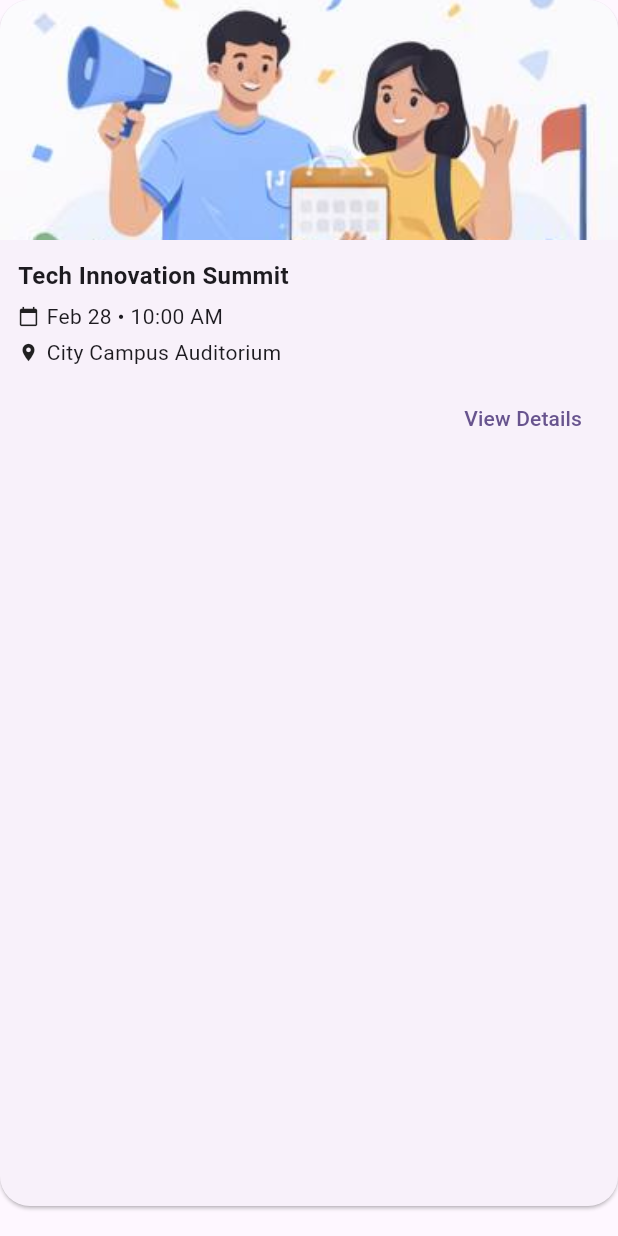
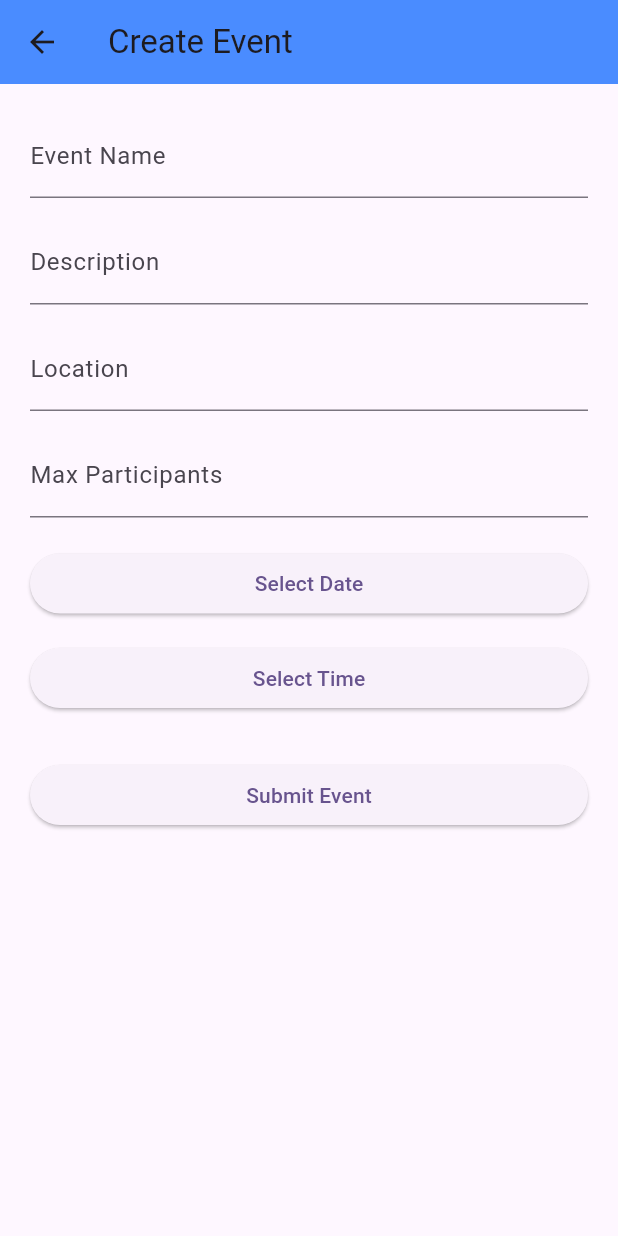
Before and after one commit to adwaythmanoharan/flutter_project_college, a Flutter app: the EventCard widget shown alone on an empty page, opened directly, after a tap on "View Details", on a phone screen of 412 x 824 dp. Run offline on Flutter 3.47's test engine with Material 3 defaults, Android fonts, the phone set to English and light mode, and no system bars.

Commit message:
what changed

```diff
--- /dev/null
+++ b/lib/event_creation.dart
@@ -0,0 +1,170 @@
+import 'package:flutter/material.dart';
+
+class EventCreationPage extends StatefulWidget {
+  const EventCreationPage({super.key});
+
+  @override
+  State<EventCreationPage> createState() => _EventCreationPageState();
+}
+
+class _EventCreationPageState extends State<EventCreationPage> {
+
+  final TextEditingController titleController = TextEditingController();
+  final TextEditingController descriptionController = TextEditingController();
+  final TextEditingController locationController = TextEditingController();
+  final TextEditingController participantsController = TextEditingController();
+
+  DateTime? selectedDate;
+  TimeOfDay? selectedTime;
+
+  Future<void> pickDate() async {
+    DateTime? date = await showDatePicker(
+      context: context,
+      firstDate: DateTime.now(),
+      lastDate: DateTime(2100),
+      initialDate: DateTime.now(),
+    );
+
+    if (date != null) {
+      setState(() {
+        selectedDate = date;
+      });
+    }
+  }
+
+  Future<void> pickTime() async {
+    TimeOfDay? time = await showTimePicker(
+      context: context,
+      initialTime: TimeOfDay.now(),
+    );
+
+    if (time != null) {
+      setState(() {
+        selectedTime = time;
+      });
+    }
+  }
+
+  void createEvent() {
+
+    Navigator.pop(context, {
+      "title": titleController.text,
+      "location": locationController.text,
+      "description": descriptionController.text,
+    });
+
+  }
+
+  @override
+  Widget build(BuildContext context) {
+    return Scaffold(
+      appBar: AppBar(
+        title: const Text("Create Event"),
+        backgroundColor: const Color(0xff4a8cff),
+      ),
+
+      body: Padding(
+        padding: const EdgeInsets.all(20),
+
+        child: SingleChildScrollView(
+          child: Column(
+            children: [
+
+              TextField(
+                controller: titleController,
+                decoration: const InputDecoration(
+                  labelText: "Event Name",
+                ),
+              ),
+
+              const SizedBox(height: 15),
+
+              TextField(
+                controller: descriptionController,
+                decoration: const InputDecoration(
+                  labelText: "Description",
+                ),
+              ),
+
+              const SizedBox(height: 15),
+
+              TextField(
+                controller: locationController,
+                decoration: const InputDecoration(
+                  labelText: "Location",
+                ),
+              ),
+
+              const SizedBox(height: 15),
+
+              TextField(
+                controller: participantsController,
+                decoration: const InputDecoration(
+                  labelText: "Max Participants",
+                ),
+              ),
+
+              const SizedBox(height: 20),
+
+              Row(
+                children: [
+                  Expanded(
+                    child: ElevatedButton(
+                      onPressed: pickDate,
+                      child: Text(
+                        selectedDate == null
+                            ? "Select Date"
+                            : "${selectedDate!.day}/${selectedDate!.month}/${selectedDate!.year}",
+                      ),
+                    ),
+                  ),
+                ],
+              ),
+
+              const SizedBox(height: 15),
+
+              Row(
+                children: [
+                  Expanded(
+                    child: ElevatedButton(
+                      onPressed: pickTime,
+                      child: Text(
+                        selectedTime == null
+                            ? "Select Time"
+                            : selectedTime!.format(context),
+                      ),
+                    ),
+                  ),
+                ],
+              ),
+
+              const SizedBox(height: 30),
+
+              SizedBox(
+                width: double.infinity,
+                child: ElevatedButton(
+  onPressed: () {
+
+    Navigator.pop(context, {
+  "title": titleController.text,
+  "location": locationController.text,
+  "date": selectedDate != null
+      ? "${selectedDate!.day}/${selectedDate!.month}/${selectedDate!.year}"
+      : "",
+  "time": selectedTime != null
+      ? selectedTime!.format(context)
+      : "",
+});
+
+  },
+  child: const Text("Submit Event"),
+),
+              ),
+
+            ],
+          ),
+        ),
+      ),
+    );
+  }
+}
--- a/lib/main.dart
+++ b/lib/main.dart
@@ -31,7 +31,7 @@ class MyApp extends StatelessWidget {
         //
         // This works for code too, not just values: Most code changes can be
         // tested with just a hot reload.
-        colorScheme: .fromSeed(seedColor: Colors.deepPurple),
+        colorScheme: ColorScheme.fromSeed(seedColor: Colors.deepPurple),
       ),
       home: WelcomeScreen(),
     );
--- a/pubspec.yaml
+++ b/pubspec.yaml
@@ -34,6 +34,7 @@ dependencies:
   # The following adds the Cupertino Icons font to your application.
   # Use with the CupertinoIcons class for iOS style icons.
   cupertino_icons: ^1.0.8
+  qr_flutter: ^4.1.0
 
 dev_dependencies:
   flutter_test:
@@ -61,6 +62,7 @@ flutter:
 
   assets:
     - assets/pic.jpg
+    - assets/qr.png
 
 
   # To add assets to your application, add an assets section, like this:
```
Also changed, not shown: lib/Payment_page.dart (added, +102 -0 lines), lib/homescreen.dart (+104 -6 lines), assets/qr.png (added), pubspec.lock.
